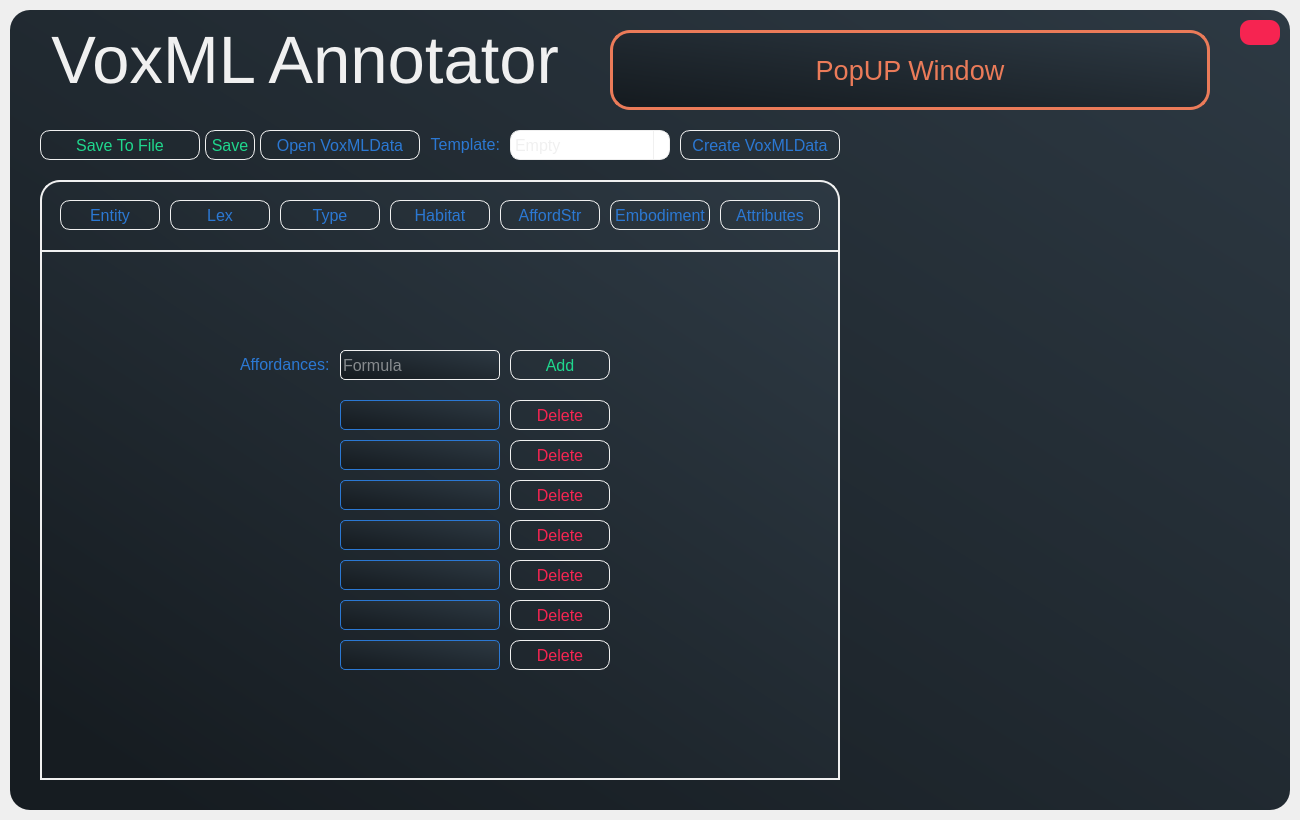
Above: voxml-framework/Scenes/UI/MainVoxMLWindow.ui from lukasgeis/text2scene before the change. Below: the same form after it.
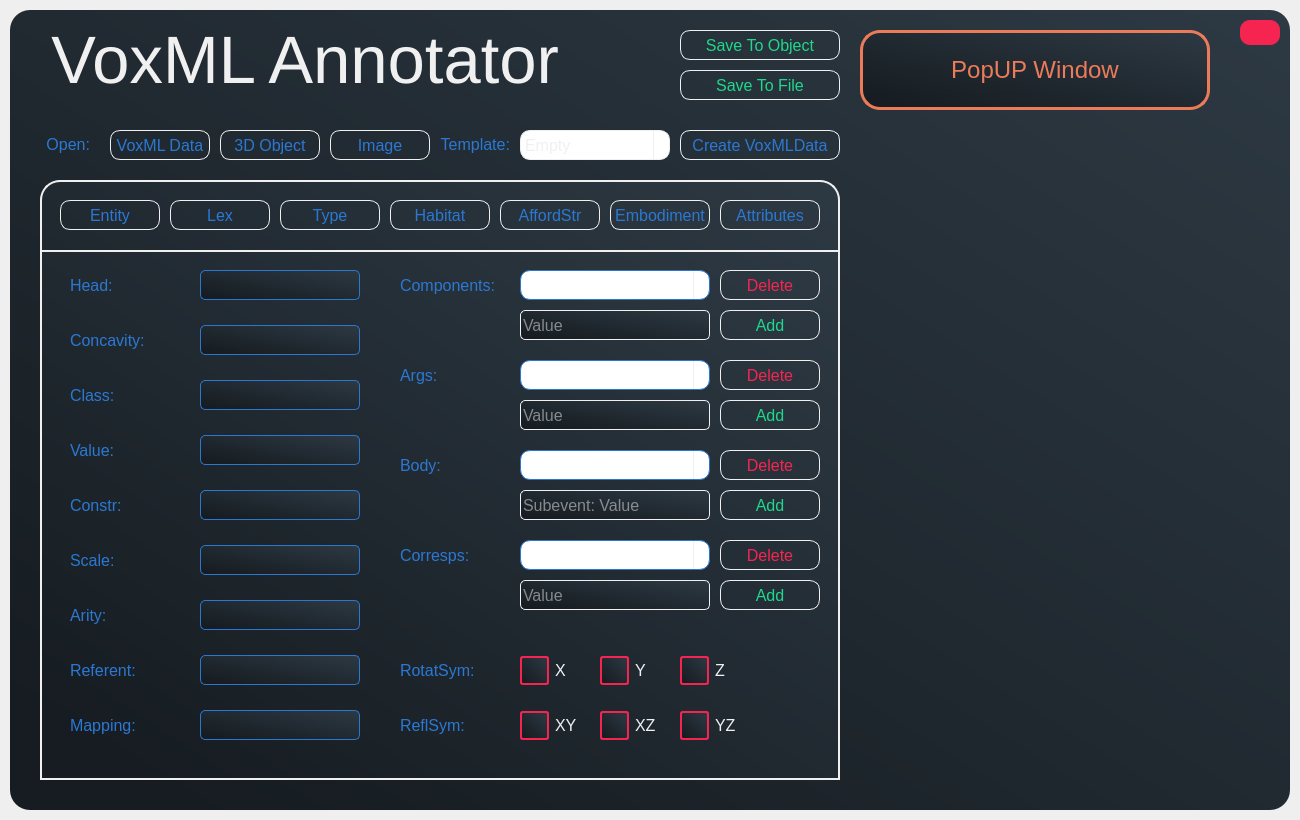
That is the form after the change.

Commit message: import 3D objects and their VoxML Data

```diff
--- a/voxml-framework/Scenes/UI/MainVoxMLWindow.ui
+++ b/voxml-framework/Scenes/UI/MainVoxMLWindow.ui
@@ -120,9 +120,9 @@
     <widget class="QPushButton" name="openVoxMLDataButton">
      <property name="geometry">
       <rect>
-       <x>250</x>
+       <x>100</x>
        <y>120</y>
-       <width>160</width>
+       <width>100</width>
        <height>30</height>
       </rect>
      </property>
@@ -154,7 +154,7 @@
 }</string>
      </property>
      <property name="text">
-      <string>Open VoxMLData</string>
+      <string>VoxML Data</string>
      </property>
     </widget>
     <widget class="QFrame" name="editingFrame">
@@ -1713,8 +1713,7 @@
         </font>
        </property>
        <property name="styleSheet">
-        <string notr="true">
-</string>
+        <string notr="true"/>
        </property>
        <property name="placeholderText">
         <string/>
@@ -3727,13 +3726,13 @@
        </property>
       </widget>
      </widget>
-     <zorder>habitatFrame</zorder>
-     <zorder>typeFrame</zorder>
      <zorder>entityFrame</zorder>
      <zorder>lexFrame</zorder>
      <zorder>embodimentFrame</zorder>
      <zorder>attributesFrame</zorder>
      <zorder>affordStrFrame</zorder>
+     <zorder>habitatFrame</zorder>
+     <zorder>typeFrame</zorder>
      <zorder>entityBtn</zorder>
      <zorder>lexBtn</zorder>
      <zorder>typeBtn</zorder>
@@ -3785,9 +3784,9 @@
     <widget class="QComboBox" name="templateChooser">
      <property name="geometry">
       <rect>
-       <x>500</x>
+       <x>510</x>
        <y>120</y>
-       <width>160</width>
+       <width>150</width>
        <height>30</height>
       </rect>
      </property>
@@ -3891,7 +3890,7 @@
     <widget class="QLabel" name="templateLabel">
      <property name="geometry">
       <rect>
-       <x>390</x>
+       <x>400</x>
        <y>120</y>
        <width>100</width>
        <height>28</height>
@@ -3923,8 +3922,8 @@
     <widget class="QPushButton" name="saveVoxMLData">
      <property name="geometry">
       <rect>
-       <x>30</x>
-       <y>120</y>
+       <x>670</x>
+       <y>60</y>
        <width>160</width>
        <height>30</height>
       </rect>
@@ -3963,9 +3962,9 @@
     <widget class="QPushButton" name="saveToObject">
      <property name="geometry">
       <rect>
-       <x>195</x>
-       <y>120</y>
-       <width>50</width>
+       <x>670</x>
+       <y>20</y>
+       <width>160</width>
        <height>30</height>
       </rect>
      </property>
@@ -3997,22 +3996,22 @@
 }</string>
      </property>
      <property name="text">
-      <string>Save</string>
+      <string>Save To Object</string>
      </property>
     </widget>
     <widget class="QLabel" name="popupText">
      <property name="geometry">
       <rect>
-       <x>600</x>
+       <x>850</x>
        <y>20</y>
-       <width>600</width>
+       <width>350</width>
        <height>80</height>
       </rect>
      </property>
      <property name="font">
       <font>
        <family>Segoe UI</family>
-       <pointsize>20</pointsize>
+       <pointsize>18</pointsize>
       </font>
      </property>
      <property name="styleSheet">
@@ -4029,6 +4028,118 @@
       <set>Qt::AlignCenter</set>
      </property>
     </widget>
+    <widget class="QLabel" name="templateLabel_2">
+     <property name="geometry">
+      <rect>
+       <x>20</x>
+       <y>120</y>
+       <width>60</width>
+       <height>28</height>
+      </rect>
+     </property>
+     <property name="font">
+      <font>
+       <family>Segoe UI</family>
+       <pointsize>12</pointsize>
+      </font>
+     </property>
+     <property name="toolTip">
+      <string>Not here. To the right!</string>
+     </property>
+     <property name="styleSheet">
+      <string notr="true">QLabel {
+	background-color: None;
+	color: #2b78d3;
+	border: None;
+}</string>
+     </property>
+     <property name="text">
+      <string>Open:</string>
+     </property>
+     <property name="alignment">
+      <set>Qt::AlignRight|Qt::AlignTrailing|Qt::AlignVCenter</set>
+     </property>
+    </widget>
+    <widget class="QPushButton" name="open3DObjectButton">
+     <property name="geometry">
+      <rect>
+       <x>210</x>
+       <y>120</y>
+       <width>100</width>
+       <height>30</height>
+      </rect>
+     </property>
+     <property name="font">
+      <font>
+       <family>Segoe UI</family>
+       <pointsize>12</pointsize>
+       <weight>50</weight>
+       <italic>false</italic>
+       <bold>false</bold>
+       <underline>false</underline>
+       <strikeout>false</strikeout>
+      </font>
+     </property>
+     <property name="toolTip">
+      <string>Import 3D Object from file</string>
+     </property>
+     <property name="styleSheet">
+      <string notr="true">QPushButton {
+	background-color:  qlineargradient(x1: 0, y1: 0, x2: 0, y2: 1,
+                                 stop: 0 #161c21, stop: 1.0 #2d3943);
+	border-radius: 10px;
+	border: 1px solid #f0f0f0;
+	color: #2b78d3;
+}
+
+QPushButton::hover {
+	border: 2px solid #2b78d3;
+}</string>
+     </property>
+     <property name="text">
+      <string>3D Object</string>
+     </property>
+    </widget>
+    <widget class="QPushButton" name="openImageButton">
+     <property name="geometry">
+      <rect>
+       <x>320</x>
+       <y>120</y>
+       <width>100</width>
+       <height>30</height>
+      </rect>
+     </property>
+     <property name="font">
+      <font>
+       <family>Segoe UI</family>
+       <pointsize>12</pointsize>
+       <weight>50</weight>
+       <italic>false</italic>
+       <bold>false</bold>
+       <underline>false</underline>
+       <strikeout>false</strikeout>
+      </font>
+     </property>
+     <property name="toolTip">
+      <string>Import Image from file</string>
+     </property>
+     <property name="styleSheet">
+      <string notr="true">QPushButton {
+	background-color:  qlineargradient(x1: 0, y1: 0, x2: 0, y2: 1,
+                                 stop: 0 #161c21, stop: 1.0 #2d3943);
+	border-radius: 10px;
+	border: 1px solid #f0f0f0;
+	color: #2b78d3;
+}
+
+QPushButton::hover {
+	border: 2px solid #2b78d3;
+}</string>
+     </property>
+     <property name="text">
+      <string>Image</string>
+     </property>
+    </widget>
    </widget>
   </widget>
  </widget>
```
The commit also changes 6 other files.
